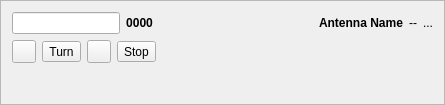
zsteva/backup-minos2, file mqt/MqtLogger/rotcontrolframe.ui: the form before one commit.
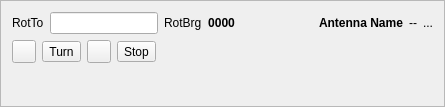
The form after the commit.

What changed in the file:
```diff
--- a/mqt/MqtLogger/rotcontrolframe.ui
+++ b/mqt/MqtLogger/rotcontrolframe.ui
@@ -7,7 +7,7 @@
     <x>0</x>
     <y>0</y>
     <width>445</width>
-    <height>105</height>
+    <height>107</height>
    </rect>
   </property>
   <property name="windowTitle">
@@ -19,11 +19,20 @@
   <property name="frameShadow">
    <enum>QFrame::Raised</enum>
   </property>
-  <layout class="QHBoxLayout" name="horizontalLayout">
+  <layout class="QVBoxLayout" name="verticalLayout_2">
    <item>
     <layout class="QVBoxLayout" name="verticalLayout">
      <item>
+      <layout class="QHBoxLayout" name="horizontalLayout_7">
+       <item>
       <layout class="QHBoxLayout" name="horizontalLayout_2">
+         <item>
+          <widget class="QLabel" name="label_3">
+           <property name="text">
+            <string>RotTo</string>
+           </property>
+          </widget>
+         </item>
        <item>
         <widget class="QLineEdit" name="BrgSt">
          <property name="sizePolicy">
@@ -43,6 +52,17 @@
          </property>
         </widget>
        </item>
+        </layout>
+       </item>
+       <item>
+        <layout class="QHBoxLayout" name="horizontalLayout">
+         <item>
+          <widget class="QLabel" name="label_2">
+           <property name="text">
+            <string>RotBrg</string>
+           </property>
+          </widget>
+         </item>
        <item>
         <widget class="QLabel" name="RotBrg">
          <property name="font">
@@ -65,6 +85,8 @@
          </property>
         </widget>
        </item>
+        </layout>
+       </item>
        <item>
         <spacer name="horizontalSpacer_13">
          <property name="orientation">
```
Left out of the diff: 4 changed lines with no effect on the pictures. Lines whose indentation alone changed are shown as unchanged.
